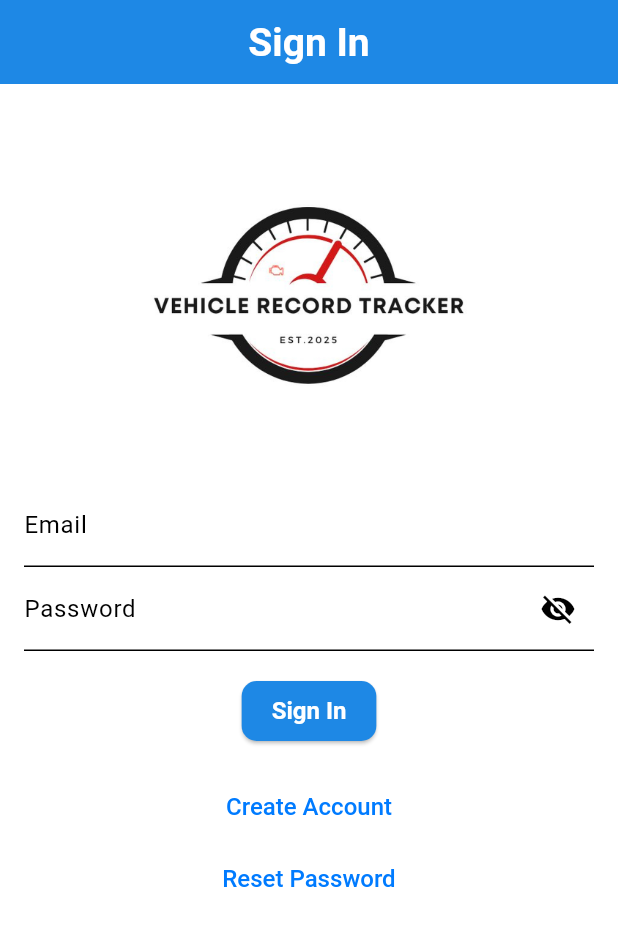
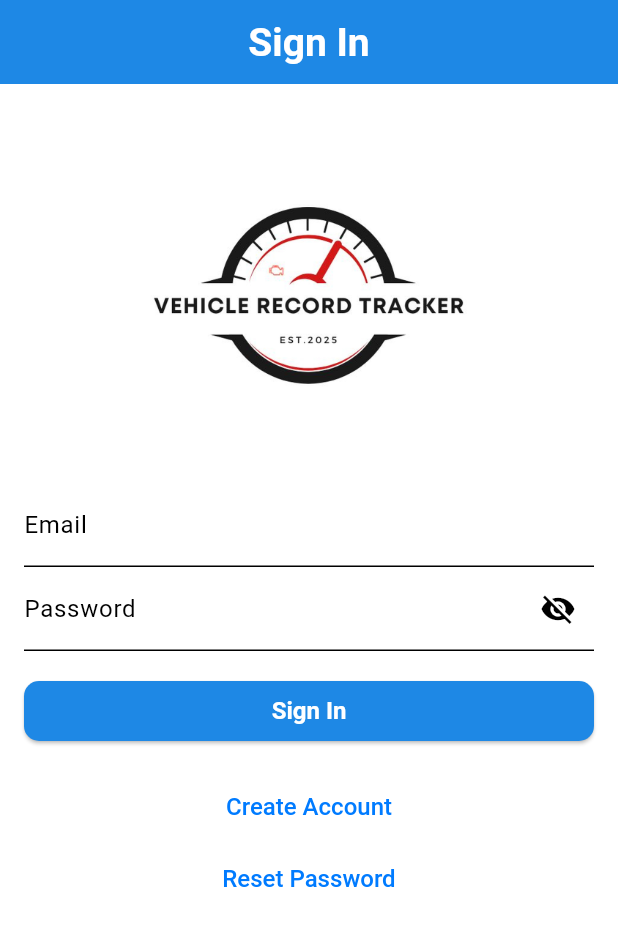
Before and after one commit to dcsmargiassi/maintenance_manager, a Flutter app: the screen it shows after launch, on a phone screen of 412 x 824 dp. Shown: the top 926 px of the screen. Run offline on Flutter 3.47's test engine with Material 3 defaults, Android fonts, the phone set to English and light mode, and no system bars; our stand-ins replace cloud_firestore, cloud_functions, dropdown_search, firebase_analytics, firebase_auth, firebase_core and 4 more; missing offline and left inert: date_format_field; accounts and stored records are empty.

Commit message:
navigation bug fixes

```diff
--- a/lib/account_functions/signin_page.dart
+++ b/lib/account_functions/signin_page.dart
@@ -39,10 +39,12 @@ class SignInPageState extends State<SignInPage> {
       title: AppLocalizations.of(context)!.signIn,
       showActions: false,
       showBackButton: false,
-      body: Padding(
+      body: SingleChildScrollView(
+      child: Padding(
       padding: const EdgeInsets.all(16.0),
       child: Column(
         mainAxisAlignment: MainAxisAlignment.start,
+        crossAxisAlignment: CrossAxisAlignment.stretch,
         children: [
           Image.asset(
             'assets/icon/1024.png',
@@ -190,6 +192,7 @@ class SignInPageState extends State<SignInPage> {
             ],
           ),
         ),
+      ),
     );
   }
   @override
--- a/lib/vehicle_functions/archived_vehicle_information.dart
+++ b/lib/vehicle_functions/archived_vehicle_information.dart
@@ -145,6 +145,7 @@ class DisplayVehicleInfoState extends State<DisplayArchivedVehicleInfo> {
       title: AppLocalizations.of(context)!.vehicleInformationTitle,
       showActions: true,
       showBackButton: true,
+      onBack: () {navigateToArchivedVehicles(context);},
       body: SafeArea(
         child: FutureBuilder<VehicleInformationModel>(
           future: _vehicleInfoFuture,
--- a/lib/vehicle_functions/vehicle_information.dart
+++ b/lib/vehicle_functions/vehicle_information.dart
@@ -113,6 +113,7 @@ class DisplayVehicleInfoState extends State<DisplayVehicleInfo> {
       title: AppLocalizations.of(context)!.vehicleInformationTitle,
       showActions: true,
       showBackButton: true,
+      onBack: () {navigateToMyVehicles(context);},
       body: SafeArea(
         child: FutureBuilder<VehicleInformationModel>(
           future: _vehicleInfoFuture,
```
Also changed, not shown: lib/fuel_functions/fuel_record_list.dart (+12 -3 lines). Lines whose indentation alone changed are shown as unchanged.
